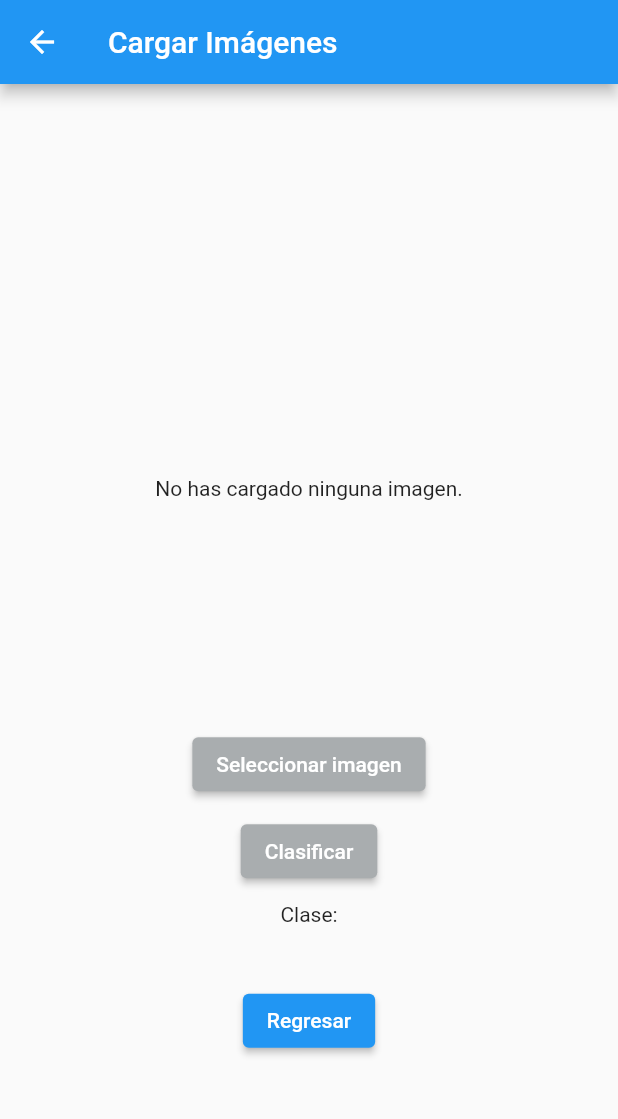
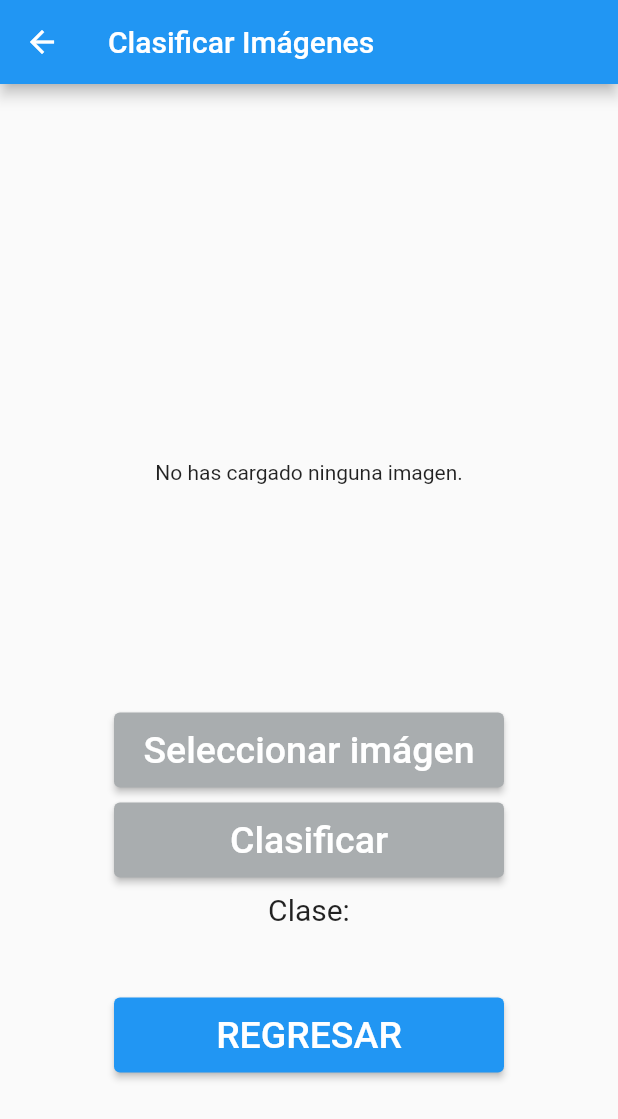
Before and after one commit to alex-style1007/New, a Flutter app: the Picker screen opened directly, on a phone screen of 412 x 824 dp. Shown: the top 1119 px of the screen. Run offline on Flutter 3.47's test engine with Material 2 defaults, Android fonts, the phone set to English and light mode, and no system bars; our stand-ins replace image_picker; project files that could hold a hidden picture were left out.

Commit message:
Cambio tamaño botones: clasificar

```diff
--- a/lib/views/cargar_imagenes.dart
+++ b/lib/views/cargar_imagenes.dart
@@ -77,7 +77,7 @@ class _PickerState extends State<Picker> {
   Widget build(BuildContext context) {
     return Scaffold(
       appBar: AppBar(
-        title: const Text('Cargar Imágenes'),
+        title: const Text('Clasificar Imágenes'),
       ),
       body: Column(
         mainAxisAlignment: MainAxisAlignment.center,
@@ -92,36 +92,53 @@ class _PickerState extends State<Picker> {
           ),
           const SizedBox(height: 10,),
           Center(
+            child: SizedBox(
+              width: 260,
+              height: 50,
               child: ElevatedButton(
                 onPressed: _imgFromGallery,
                 style: ElevatedButton.styleFrom(primary: const Color.fromARGB(255, 169, 173, 175)),
-              child: const Text('Seleccionar imagen'),
+                child: const Text(
+                  'Seleccionar imágen',
+                  style: TextStyle(fontSize: 25),
+                ),
+              ),
             ),
           ),
           const SizedBox(height: 10,),
           Center(
+            child: SizedBox(
+              width: 260,
+              height: 50,
               child: ElevatedButton(
-              onPressed: classifyImage,
+                onPressed: _imgFromGallery,
                 style: ElevatedButton.styleFrom(primary: const Color.fromARGB(255, 169, 173, 175)),
-              child: const Text('Clasificar'),
+                child: const Text(
+                  'Clasificar',
+                  style: TextStyle(fontSize: 25),
+                ),
+              ),
             ),
           ),
           const SizedBox(height: 10,),
           const Center(
-            child: Text('Clase:'),
+            child: Text('Clase:', style: TextStyle(fontSize: 20),),
           ),
           const SizedBox(height: 8),
           Center(
             child: Text(
               _classLabel,
               style: const TextStyle(
-                fontSize: 18,
+                fontSize: 25,
                 fontWeight: FontWeight.bold,
               ),
             ),
           ),
           const SizedBox(height: 10,),
           Center(
+            child: SizedBox(
+              width: 260,
+              height: 50,
               child: ElevatedButton(
                 onPressed: () {
                   Navigator.pop(context); //ir
@@ -130,7 +147,11 @@ class _PickerState extends State<Picker> {
                     MaterialPageRoute(builder: (_) => const Home())
                   );
                 },
-              child: const Text('Regresar'),
+                child: const Text(
+                  'REGRESAR',
+                  style: TextStyle(fontSize: 25),
+                ),
+              ),
             ),
           ),
         ],
```
Lines whose indentation alone changed are shown as unchanged.
